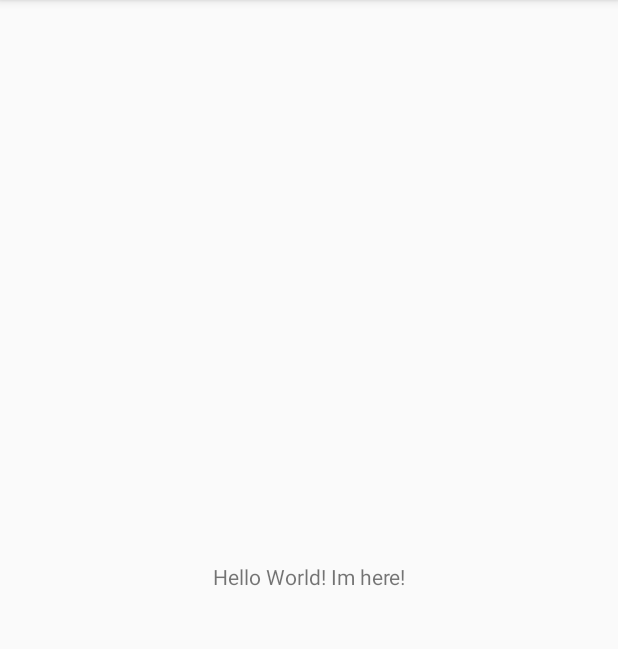
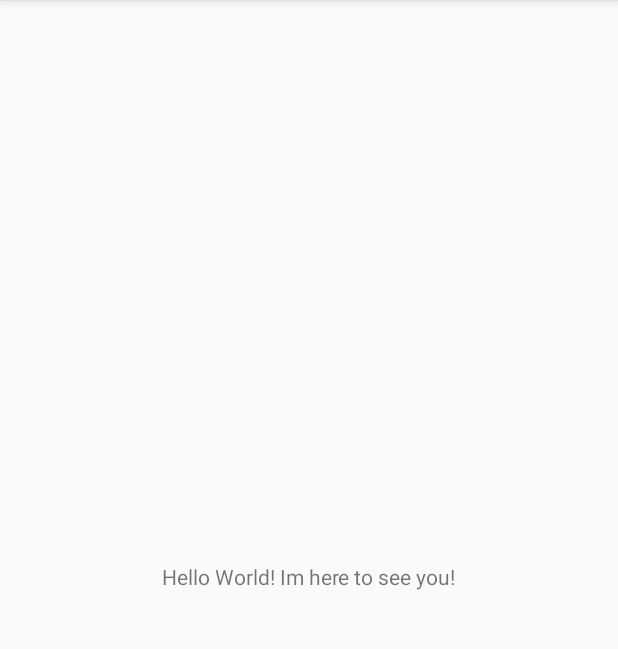
Before and after one commit to vitosantoso/ToDoList, an Android app: the screen it shows after launch (MainActivity), on a phone screen of 412 x 824 dp, the part 84-733 px from its top. Run offline under Robolectric (Android 15) with nearby library versions, the phone set to English and light mode, and no system bars.

Commit message:
edit Hello World

```diff
--- a/app/src/main/res/layout/activity_main.xml
+++ b/app/src/main/res/layout/activity_main.xml
@@ -9,7 +9,7 @@
     <TextView
         android:layout_width="wrap_content"
         android:layout_height="wrap_content"
-        android:text="Hello World! Im here!"
+        android:text="Hello World! Im here to see you!"
         app:layout_constraintBottom_toBottomOf="parent"
         app:layout_constraintLeft_toLeftOf="parent"
         app:layout_constraintRight_toRightOf="parent"
```
